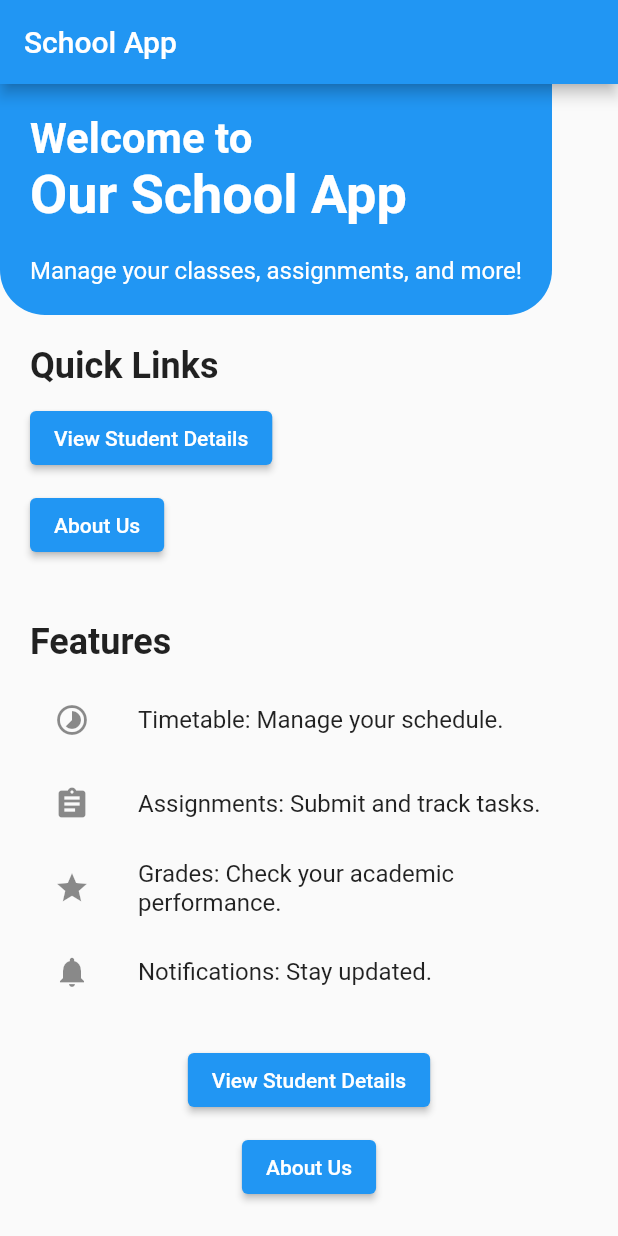
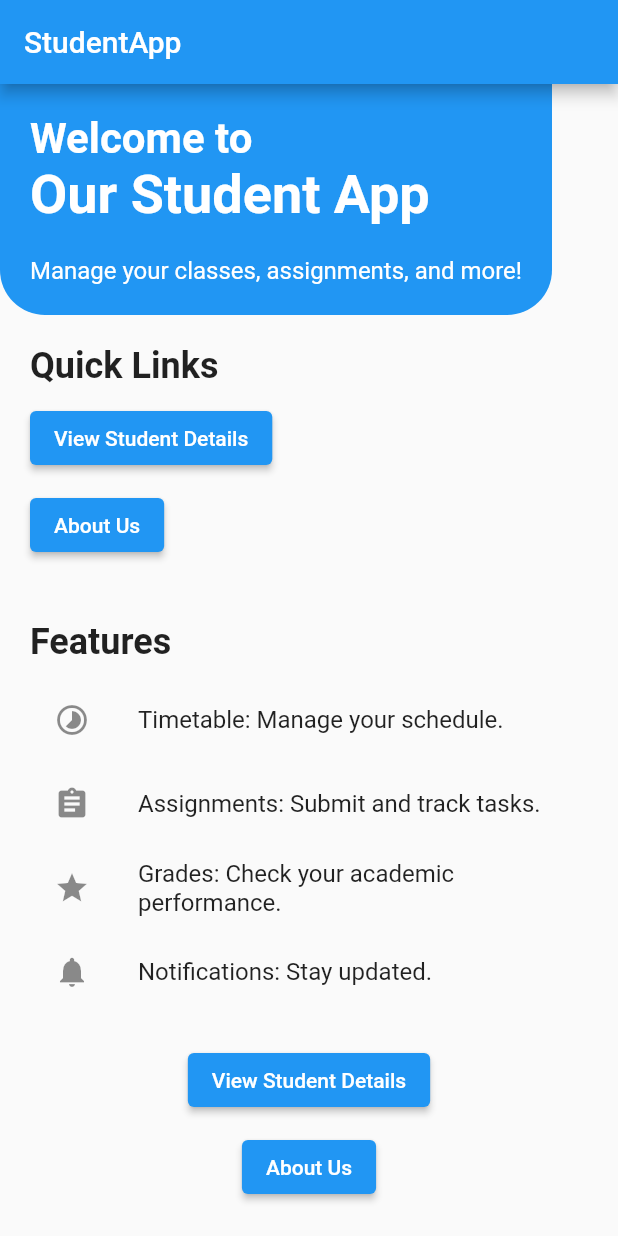
Before and after one commit to Marcario/student_app, a Flutter app: the screen it shows after launch, on a phone screen of 412 x 824 dp. Run offline on Flutter 3.47's test engine with Material 2 defaults, Android fonts, the phone set to English and light mode, and no system bars.

Commit message:
studentapp

```diff
--- a/lib/homepage.dart
+++ b/lib/homepage.dart
@@ -29,7 +29,7 @@ class homepage extends StatelessWidget {
   Widget build(BuildContext context) {
     return Scaffold(
       appBar: AppBar(
-        title: Text('School App'),
+        title: Text('StudentApp'),
       ),
       body: SingleChildScrollView(
         child: Column(
@@ -56,7 +56,7 @@ class homepage extends StatelessWidget {
                     ),
                   ),
                   Text(
-                    'Our School App',
+                    'Our Student App',
                     style: TextStyle(
                       fontSize: 36,
                       fontWeight: FontWeight.bold,
```
